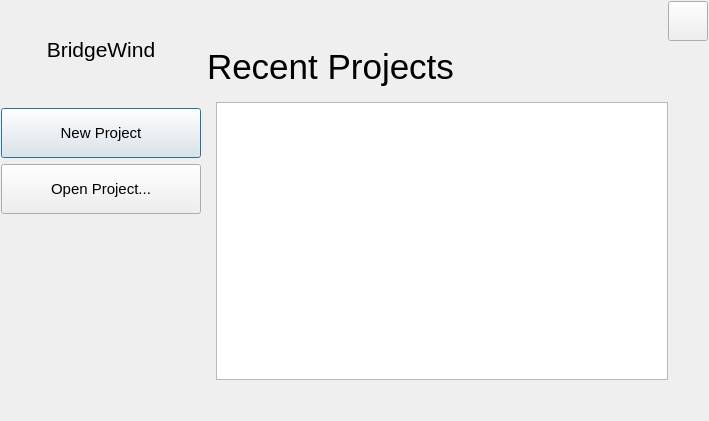
This is src/welcomedialog.ui in Popwine/BridgeWind as Qt 5 draws it before an edit. The edited form follows.
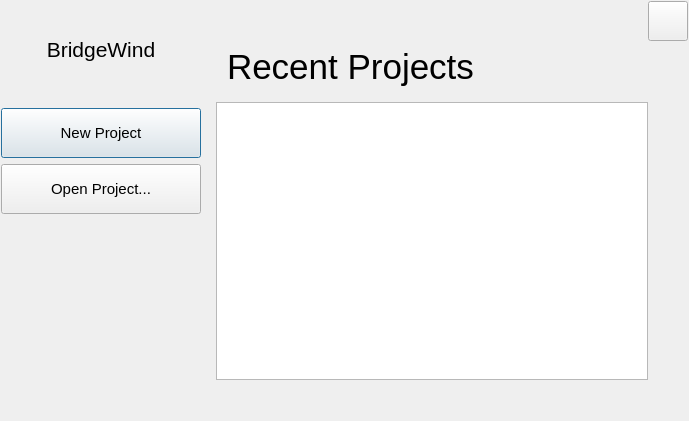
This is the edited form.

The edit to the form file:
```diff
--- a/src/welcomedialog.ui
+++ b/src/welcomedialog.ui
@@ -6,7 +6,7 @@
    <rect>
     <x>0</x>
     <y>0</y>
-    <width>709</width>
+    <width>689</width>
     <height>421</height>
    </rect>
   </property>
@@ -198,6 +198,24 @@
           </layout>
          </item>
          <item>
+          <widget class="QWidget" name="widget" native="true">
+           <layout class="QVBoxLayout" name="verticalLayout_5">
+            <property name="spacing">
+             <number>0</number>
+            </property>
+            <property name="leftMargin">
+             <number>20</number>
+            </property>
+            <property name="topMargin">
+             <number>0</number>
+            </property>
+            <property name="rightMargin">
+             <number>0</number>
+            </property>
+            <property name="bottomMargin">
+             <number>0</number>
+            </property>
+            <item>
           <widget class="QLabel" name="label">
            <property name="font">
             <font>
@@ -207,6 +225,9 @@
            <property name="text">
             <string>Recent Projects</string>
            </property>
+             </widget>
+            </item>
+           </layout>
           </widget>
          </item>
          <item>
```
Left out of the diff: 2 changed lines with no effect on the pictures. Lines whose indentation alone changed are shown as unchanged.
